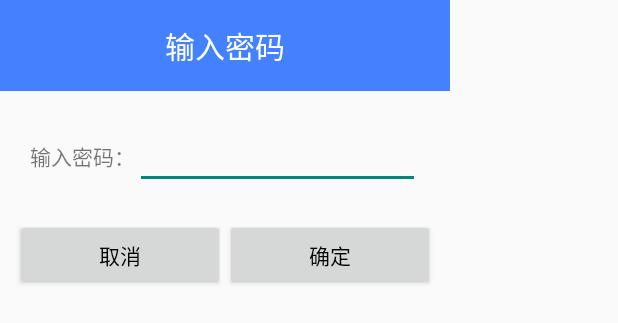
After one commit to songwenju/PhoneManager, an Android app: the layout dialog_input_password.xml on its own in the app's theme, with its tools: preview values and no code run, on a phone screen of 412 x 824 dp. The commit adds this screen. Shown: the top 323 px of the screen. Run offline under Robolectric (Android 15) with nearby library versions, the phone set to English and light mode, and no system bars.

Commit message:
PhoneManager: Complete the dialog box to add
Completed the verification of the dialog box.

scope: PhoneManager
type: feature

Signed-off-by: hgdswj <hgdswj@163.com>

```diff
--- a/app/src/main/AndroidManifest.xml
+++ b/app/src/main/AndroidManifest.xml
@@ -25,6 +25,7 @@
         <activity android:name=".activities.WelcomeGuideActivity"/>
         <activity android:name=".activities.HomeActivity"/>
         <activity android:name=".activities.LoginActivity"/>
+        <activity android:name=".activities.SecurityActivity"/>
     </application>
 
 </manifest>
--- a/app/src/main/java/com/wjustudio/phoneManager/presenter/HomePresenter.java
+++ b/app/src/main/java/com/wjustudio/phoneManager/presenter/HomePresenter.java
@@ -1,7 +1,6 @@
 package com.wjustudio.phoneManager.presenter;
 
-/**
- * Created by songwenju on 16-2-25.
- */
+
 public class HomePresenter {
+
 }
--- a/app/src/main/java/com/wjustudio/phoneManager/utils/SpUtil.java
+++ b/app/src/main/java/com/wjustudio/phoneManager/utils/SpUtil.java
@@ -34,7 +34,7 @@ public class SpUtil {
      */
     public static void putString(String key, String value) {
         mSp = checkoutSP();
-        mSp.edit().putString(key, value).commit();
+        mSp.edit().putString(key, value).apply();
     }
 
     /**
@@ -56,7 +56,7 @@ public class SpUtil {
      */
     public static void putBoolean(String key, boolean value) {
         mSp = checkoutSP();
-        mSp.edit().putBoolean(key, value).commit();
+        mSp.edit().putBoolean(key, value).apply();
     }
 
     /**
@@ -78,7 +78,7 @@ public class SpUtil {
      */
     public static void putInt(String key, int value) {
         mSp = checkoutSP();
-        mSp.edit().putInt(key, value).commit();
+        mSp.edit().putInt(key, value).apply();
     }
 
     /**
--- a/app/src/main/java/com/wjustudio/phoneManager/utils/ToastUtil.java
+++ b/app/src/main/java/com/wjustudio/phoneManager/utils/ToastUtil.java
@@ -1,5 +1,6 @@
 package com.wjustudio.phoneManager.utils;
 
+import android.view.Gravity;
 import android.widget.Toast;
 
 import com.wjustudio.phoneManager.Common.PhoneManagerApplication;
@@ -18,6 +19,8 @@ public class ToastUtil {
     public static void showToast(String text){
         if (toast == null){
             toast = Toast.makeText(PhoneManagerApplication.mAppContext,"",Toast.LENGTH_SHORT);
+            //设置toast显示在中间位置
+            toast.setGravity(Gravity.CENTER,0,0);
         }
         toast.setText(text);
         toast.show();
--- /dev/null
+++ b/app/src/main/res/layout/dialog_input_password.xml
@@ -0,0 +1,60 @@
+<?xml version="1.0" encoding="utf-8"?>
+<LinearLayout xmlns:android="http://schemas.android.com/apk/res/android"
+              android:layout_width="300dp"
+              android:layout_height="wrap_content"
+              android:orientation="vertical">
+
+    <TextView
+        android:layout_width="match_parent"
+        android:layout_height="wrap_content"
+        android:background="@color/primary"
+        android:gravity="center"
+        android:padding="15dp"
+        android:text="@string/input_pwd_title"
+        android:textColor="@color/white"
+        android:textSize="20sp"/>
+
+    <LinearLayout
+        android:layout_width="match_parent"
+        android:layout_height="wrap_content"
+        android:layout_marginLeft="20dp"
+        android:layout_marginRight="20dp"
+        android:layout_marginTop="20dp"
+        android:orientation="horizontal">
+        <TextView
+            android:layout_width="wrap_content"
+            android:layout_height="wrap_content"
+            android:text="@string/input_pwd"/>
+
+        <EditText
+            android:id="@+id/et_pwd"
+            android:layout_width="match_parent"
+            android:layout_height="wrap_content"
+            android:inputType="textPassword"/>
+    </LinearLayout>
+
+    <LinearLayout
+        android:layout_width="match_parent"
+        android:layout_height="wrap_content"
+        android:layout_marginLeft="10dp"
+        android:layout_marginRight="10dp"
+        android:layout_marginTop="20dp"
+        android:orientation="horizontal">
+
+        <Button
+            android:id="@+id/btn_cancel"
+            android:layout_width="0dp"
+            android:layout_height="wrap_content"
+            android:layout_weight="1"
+            android:text="@string/cancel"
+            android:textColor="@color/black"/>
+
+        <Button
+            android:id="@+id/btn_confirm"
+            android:layout_width="0dp"
+            android:layout_height="wrap_content"
+            android:layout_weight="1"
+            android:text="@string/confirm"
+            android:textColor="@color/black"/>
+    </LinearLayout>
+</LinearLayout>
--- a/app/src/main/res/values/strings.xml
+++ b/app/src/main/res/values/strings.xml
@@ -6,6 +6,7 @@
     <string name="switch_model">切换主题</string>
     <string name="login_out">未登录</string>
     <string name="set_pwd_title">设置密码</string>
+    <string name="input_pwd_title">输入密码</string>
     <string name="input_pwd">输入密码：</string>
     <string name="input_pwd_again">再次输入：</string>
     <string name="cancel">取消</string>
```
Also changed, not shown: app/src/main/java/com/wjustudio/phoneManager/activities/HomeActivity.java (+70 -25 lines), app/src/main/java/com/wjustudio/phoneManager/activities/SecurityActivity.java (added, +40 -0 lines).
